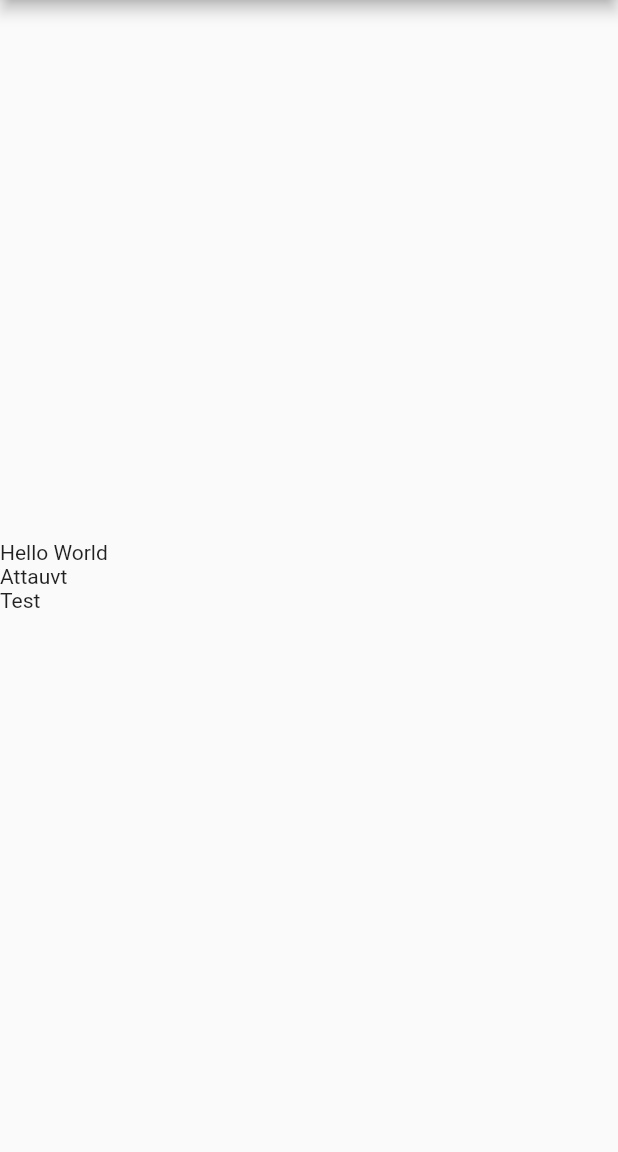
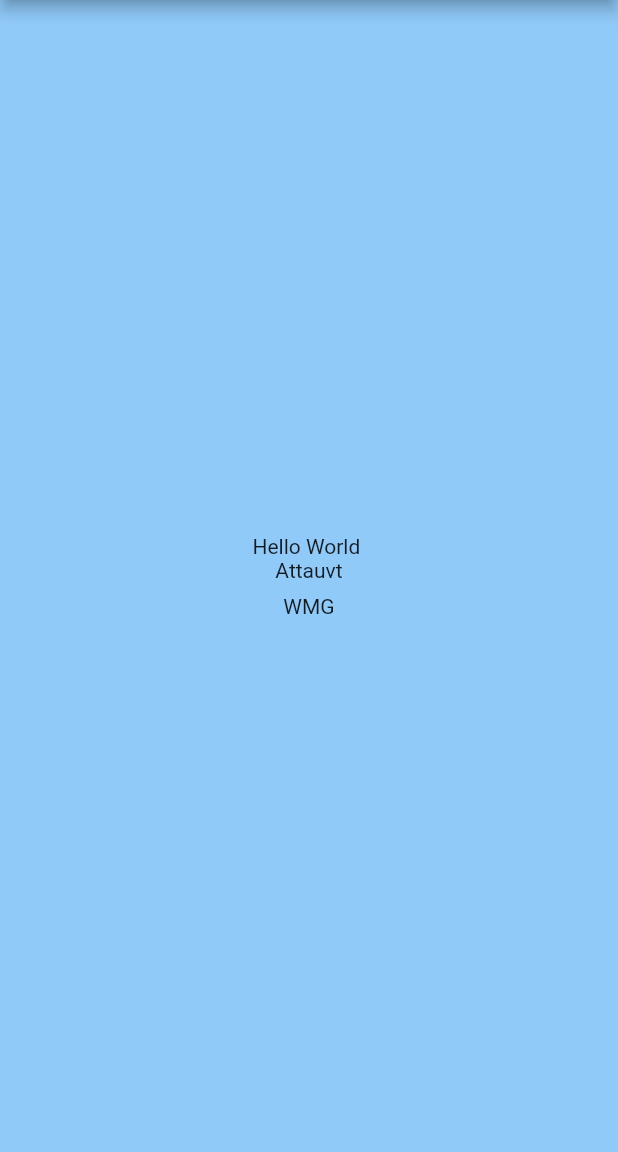
Before and after one commit to attavut/flutter_myfirstapp, a Flutter app: the screen it shows after launch, on a phone screen of 412 x 824 dp, the part 84-1236 px from its top. Run offline on Flutter 3.47's test engine with Material 2 defaults, Android fonts, the phone set to English and light mode, and no system bars.

Commit message:
add Row Widget & Container Widget

```diff
--- a/lib/pages/home.dart
+++ b/lib/pages/home.dart
@@ -8,10 +8,32 @@ class HomePage extends StatelessWidget {
       appBar: AppBar(
         title: Text('My First App'),
       ),
-      body: Column(
-        mainAxisAlignment: MainAxisAlignment.center,
-        crossAxisAlignment: CrossAxisAlignment.start,
-        children: [Text('Hello World '), Text('Attauvt'), Text('Test')],
+      body: Container(
+        color: Colors.blue[200],
+        //margin: EdgeInsets.all(10),
+        //margin: MediaQuery.of(context).padding, // ถ้าไม่มี appBar จะทำให้เว้นเนื้อที่ด้านบนเผื่อแทบ "สัญญาณ/แบต" ไว้
+        child: Column(
+          mainAxisAlignment: MainAxisAlignment.center,
+          crossAxisAlignment: CrossAxisAlignment.start,
+          children: [
+            Row(
+              mainAxisAlignment: MainAxisAlignment.center,
+              children: [Text('Hello World ')],
+            ),
+            Row(
+              mainAxisAlignment: MainAxisAlignment.center,
+              children: [Text('Attauvt')],
+            ),
+            Padding(
+              //padding: const EdgeInsets.all(8.0),
+              padding: const EdgeInsets.fromLTRB(0, 8, 0, 0),
+              child: Row(
+                mainAxisAlignment: MainAxisAlignment.center,
+                children: [Text('WMG')],
+              ),
+            )
+          ],
+        ),
       ),
     );
   }
```
